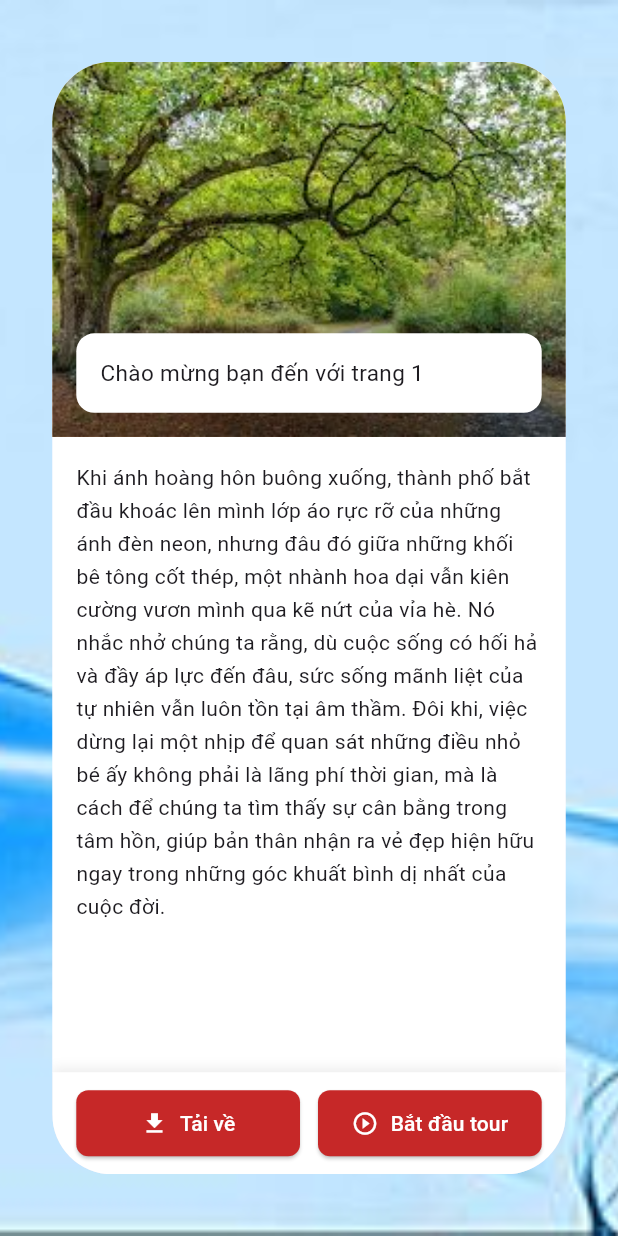
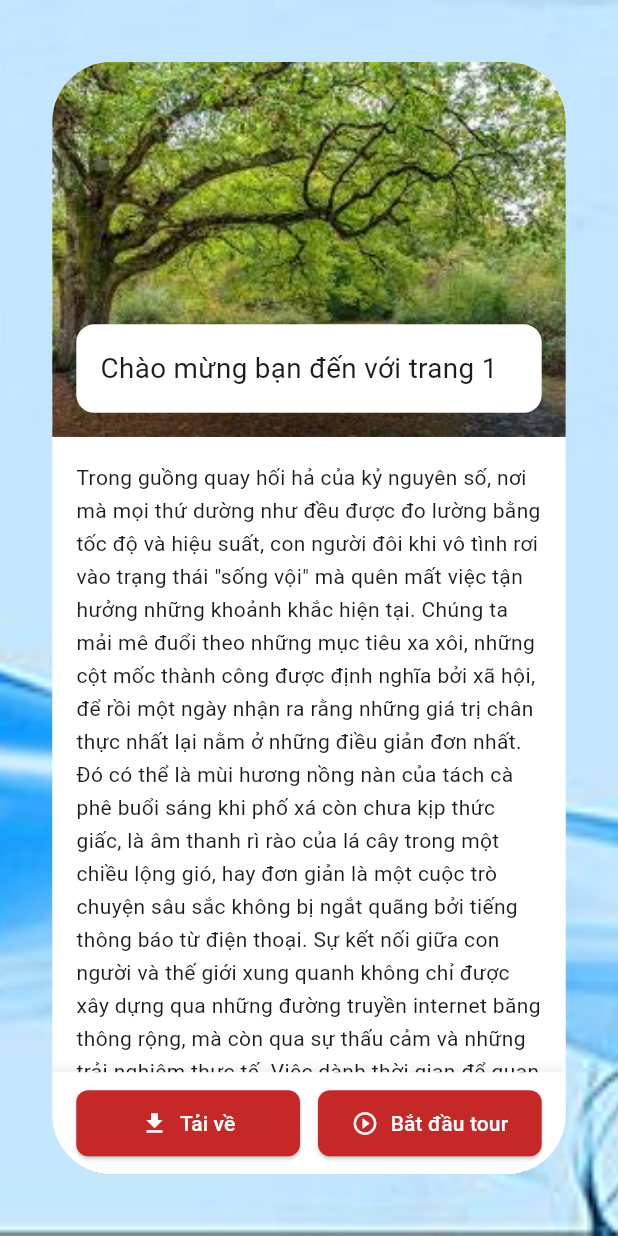
Before and after one commit to Kimphu2003/mobile_web_app, a Flutter app: the LandmarkDetailScreen screen opened by its route, on a phone screen of 412 x 824 dp. Run offline on Flutter 3.47's test engine with Material 3 defaults, Android fonts, the phone set to English and light mode, and no system bars; our stand-ins replace go_router, just_audio.

Commit message:
refactor: simplify keyboard input handling and update landmark detail text

```diff
--- a/lib/feature/keyboard/screens/keyboard_screen.dart
+++ b/lib/feature/keyboard/screens/keyboard_screen.dart
@@ -1,7 +1,6 @@
 import 'package:flutter/material.dart';
 import 'package:go_router/go_router.dart';
 import 'package:mobile_web_app/core/router/route_names.dart';
-
 
 class KeyboardScreen extends StatefulWidget {
   const KeyboardScreen({super.key});
@@ -16,9 +15,7 @@ class _KeyboardScreenState extends State<KeyboardScreen> {
   void onKeyTap(String value) {
     setState(() {
       if (value == "del") {
-        if (input.isNotEmpty) {
-          input = input.substring(0, input.length - 1);
-        }
+        input = input.substring(0, input.length - 1);
       } else {
         input += value;
       }
--- a/lib/feature/landmark/screens/landmark_detail_screen.dart
+++ b/lib/feature/landmark/screens/landmark_detail_screen.dart
@@ -13,14 +13,14 @@ class LandmarkDetailScreen extends StatefulWidget {
 class _LandmarkDetailScreenState extends State<LandmarkDetailScreen> {
   final ScrollController _controller = ScrollController();
 
-  final String paragraphText =
-      'Khi ánh hoàng hôn buông xuống, thành phố bắt đầu khoác lên mình lớp áo rực rỡ của những ánh đèn neon, nhưng đâu đó giữa những khối bê tông cốt thép, một nhành hoa dại vẫn kiên cường vươn mình qua kẽ nứt của vỉa hè. Nó nhắc nhở chúng ta rằng, dù cuộc sống có hối hả và đầy áp lực đến đâu, sức sống mãnh liệt của tự nhiên vẫn luôn tồn tại âm thầm. Đôi khi, việc dừng lại một nhịp để quan sát những điều nhỏ bé ấy không phải là lãng phí thời gian, mà là cách để chúng ta tìm thấy sự cân bằng trong tâm hồn, giúp bản thân nhận ra vẻ đẹp hiện hữu ngay trong những góc khuất bình dị nhất của cuộc đời.';
+  final String paragraphText = 'Trong guồng quay hối hả của kỷ nguyên số, nơi mà mọi thứ dường như đều được đo lường bằng tốc độ và hiệu suất, con người đôi khi vô tình rơi vào trạng thái "sống vội" mà quên mất việc tận hưởng những khoảnh khắc hiện tại. Chúng ta mải mê đuổi theo những mục tiêu xa xôi, những cột mốc thành công được định nghĩa bởi xã hội, để rồi một ngày nhận ra rằng những giá trị chân thực nhất lại nằm ở những điều giản đơn nhất. Đó có thể là mùi hương nồng nàn của tách cà phê buổi sáng khi phố xá còn chưa kịp thức giấc, là âm thanh rì rào của lá cây trong một chiều lộng gió, hay đơn giản là một cuộc trò chuyện sâu sắc không bị ngắt quãng bởi tiếng thông báo từ điện thoại. Sự kết nối giữa con người và thế giới xung quanh không chỉ được xây dựng qua những đường truyền internet băng thông rộng, mà còn qua sự thấu cảm và những trải nghiệm thực tế. Việc dành thời gian để quan sát một nhành hoa dại vươn mình giữa những khối bê tông khô khốc, hay tự tay chăm chút cho một dự án cá nhân đầy tâm huyết, chính là cách để chúng ta tái tạo năng lượng và tìm lại bản ngã. Khi biết trân trọng sự tĩnh lặng và những khoảng lặng giữa các nốt nhạc của cuộc đời, ta sẽ thấy rằng hạnh phúc không phải là một đích đến cuối cùng, mà là một hành trình được dệt nên từ vô vàn những mảnh ghép bình dị nhưng lấp lánh sắc màu.';
 
   static const double _expandedHeight = 250;
   static const double _collapsedHeight = 80;
 
   @override
   Widget build(BuildContext context) {
+    final size = MediaQuery.of(context).size;
     return Scaffold(
       body: Stack(
         children: [
@@ -78,6 +78,7 @@ class _LandmarkDetailScreenState extends State<LandmarkDetailScreen> {
                             duration: const Duration(milliseconds: 100),
                             opacity: isVisible ? 1 : 0,
                             child: Container(
+                              width: double.infinity,
                               padding: const EdgeInsets.all(16),
                               decoration: BoxDecoration(
                                 color: Colors.white,
@@ -90,10 +91,14 @@ class _LandmarkDetailScreenState extends State<LandmarkDetailScreen> {
                                   ),
                                 ],
                               ),
-                              child: const Text(
-                                'Chào mừng bạn đến với trang 1',
-                                style: TextStyle(
-                                  fontSize: 15,
+                              child: FittedBox(
+                                fit: BoxFit.scaleDown,
+                                alignment: Alignment.centerLeft,
+                                child: Text(
+                                  'Chào mừng bạn đến với trang 1',
+                                  style: TextStyle(
+                                    fontSize: size.width * 0.045,
+                                  ),
                                 ),
                               ),
                             ),
```
